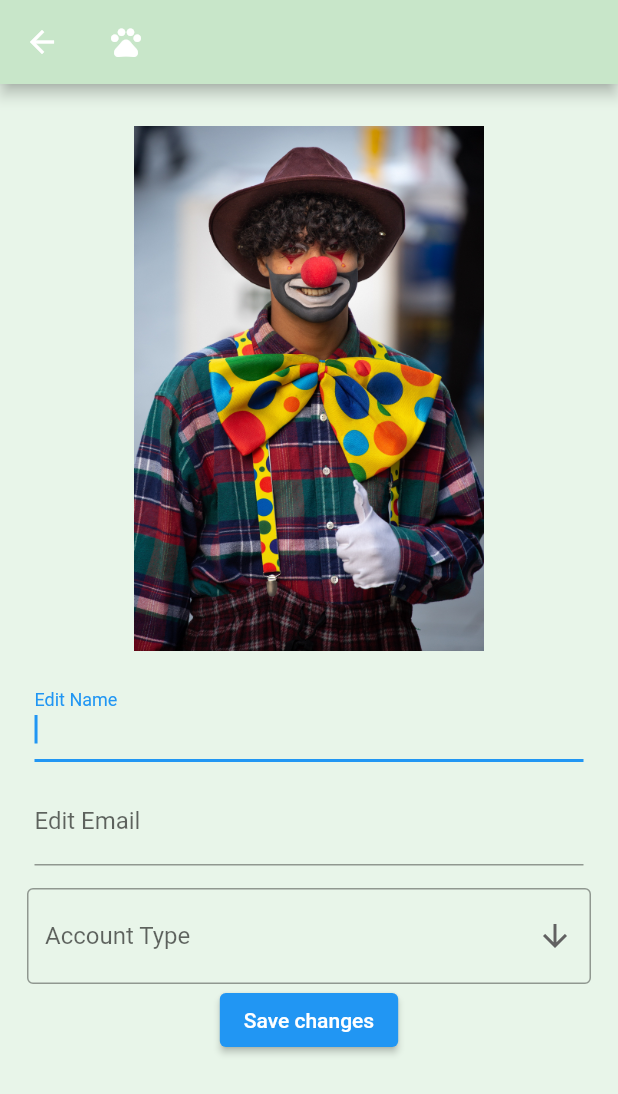
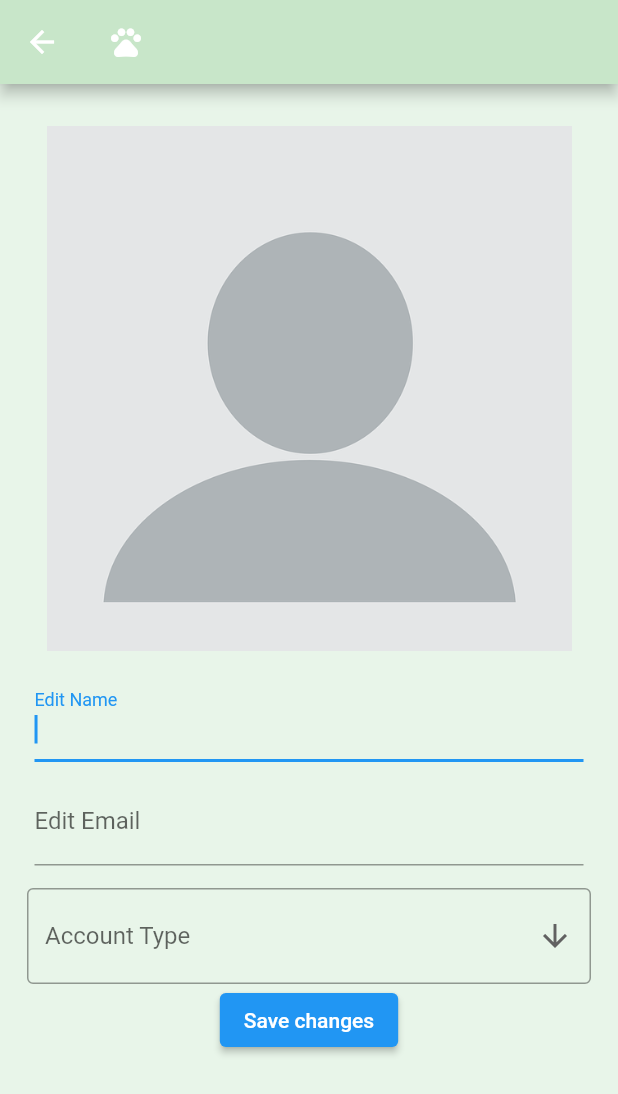
Before and after one commit to youngruiz/AdoptionHero, a Flutter app: the ProfileTabBodyWidget screen opened by its route, after a tap on "Edit profile", on a phone screen of 412 x 824 dp. Shown: the top 1094 px of the screen. Run offline on Flutter 3.47's test engine with Material 2 defaults, Android fonts, the phone set to English and light mode, and no system bars; our stand-ins replace cloud_firestore, firebase_auth, firebase_core, firebase_storage, image_picker; missing offline and left inert: cloud_firestore_web, firebase_auth_web, firebase_core_web, firebase_storage_web, image_picker_for_web; accounts and stored records are empty.

Commit message:
Updated user pages

```diff
--- a/lib/screens/profile/edit_profile.dart
+++ b/lib/screens/profile/edit_profile.dart
@@ -46,7 +46,7 @@ class _EditProfileWidgetState extends State<EditProfileWidget> {
                     padding: EdgeInsets.all(10),
                     child: Container(
                       height: 350, width: double.infinity,
-                      child: Image.asset('assets/images/clown.jpg'))
+                      child: Image.asset('assets/images/blank_user.png'))
                     ),
 
                     editNameField(),
--- a/lib/screens/profile/profile.dart
+++ b/lib/screens/profile/profile.dart
@@ -33,47 +33,35 @@ class ProfileTabBodyWidget extends StatelessWidget {
                       padding: EdgeInsets.all(10),
                       child: Container(
                         height: 350, width: double.infinity,
-                        child: Image.asset('assets/images/clown.jpg'))
+                        child: Image.asset('assets/images/blank_user.png'))
                       ),
 
                       Padding(
                         padding: EdgeInsets.all(10),
                         child: Container(
-                          decoration: BoxDecoration(
-                            border: Border.all(color: Colors.blueAccent)
-                          ),
                           width: double.infinity,
-                          child: Text("NAME: ${profile['name']}"))
+                          child: Text("NAME:               ${profile['name']}", style: TextStyle(fontSize: 16, fontFamily: 'Tinos')))
                       ),
 
                       Padding(
                         padding: EdgeInsets.all(10),
                         child: Container(
-                          decoration: BoxDecoration(
-                            border: Border.all(color: Colors.blueAccent)
-                          ),
                           width: double.infinity,
-                          child: Text("EMAIL: ${profile['email']}"))
+                          child: Text("EMAIL:              ${profile['email']}", style: TextStyle(fontSize: 16, fontFamily: 'Tinos')))
                       ),
 
                       Padding(
                         padding: EdgeInsets.all(10),
                         child: Container(
-                          decoration: BoxDecoration(
-                            border: Border.all(color: Colors.blueAccent)
-                          ),
                           width: double.infinity,
-                          child: Text("USER TYPE: ${profile['userType']}"))
+                          child: Text("USER TYPE:      ${profile['userType']}", style: TextStyle(fontSize: 16, fontFamily: 'Tinos')))
                       ),
 
                       Padding(
                         padding: EdgeInsets.all(10),
                         child: Container(
-                          decoration: BoxDecoration(
-                            border: Border.all(color: Colors.blueAccent)
-                          ),
                           width: double.infinity,
-                          child: Text("User Since: ${profile['dateCreated']}"))
+                          child: Text("USER SINCE:     ${profile['dateCreated']}", style: TextStyle(fontSize: 16, fontFamily: 'Tinos')))
                       ),
 
                       editProfileButton(context, profile),
@@ -95,7 +83,7 @@ class ProfileTabBodyWidget extends StatelessWidget {
       userType: profile['userType'],
       docId: profile.id
     );
-    return ElevatedButton(
+    return Padding(padding: EdgeInsets.only(top: 10), child: ElevatedButton(
       onPressed: () {
         Navigator.push(
           context,
@@ -107,6 +95,7 @@ class ProfileTabBodyWidget extends StatelessWidget {
         );
       },
       child: const Text('Edit profile'),
+    )
     );
   }
 
--- a/pubspec.yaml
+++ b/pubspec.yaml
@@ -67,9 +67,7 @@ flutter:
   #   - images/a_dot_burr.jpeg
   #   - images/a_dot_ham.jpeg
   assets:
-      - assets/images/some_pet.jpg
-      - assets/images/some_news.jpg
-      - assets/images/clown.jpg
+      - assets/images/blank_user.png
 
   # An image asset can refer to one or more resolution-specific "variants", see
   # https://flutter.dev/assets-and-images/#resolution-aware
```
Also changed, not shown: assets/images/blank_user.png (added), assets/images/clown.jpg (deleted), assets/images/some_news.jpg (deleted), assets/images/some_pet.jpg (deleted), 1 other file.
